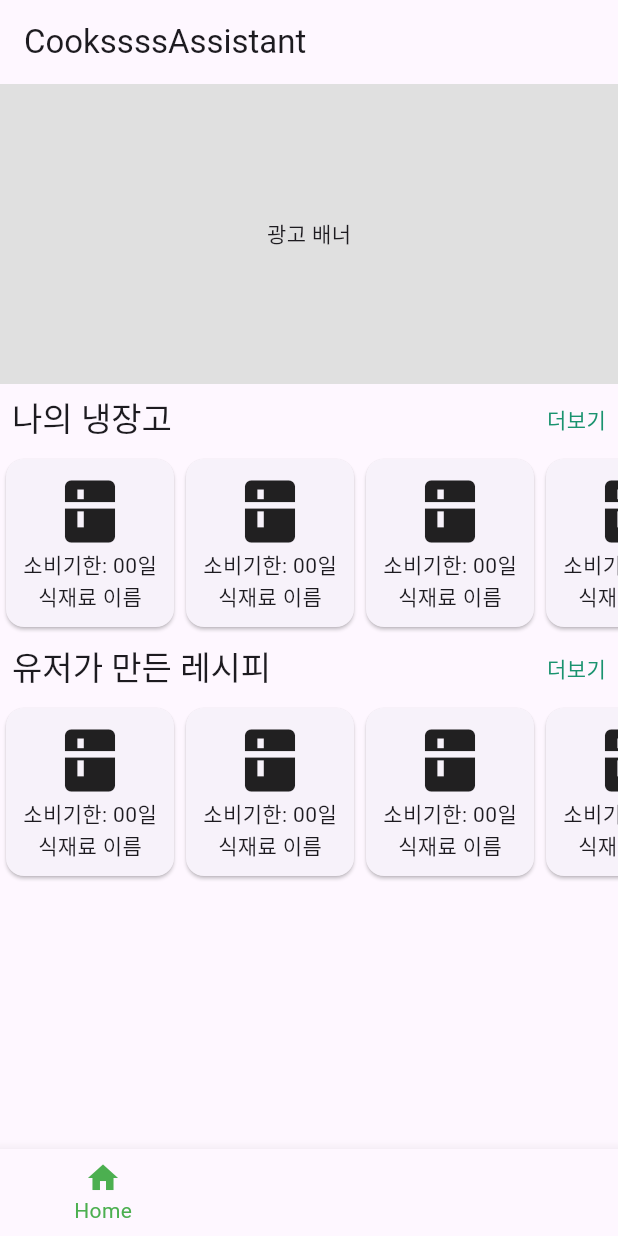
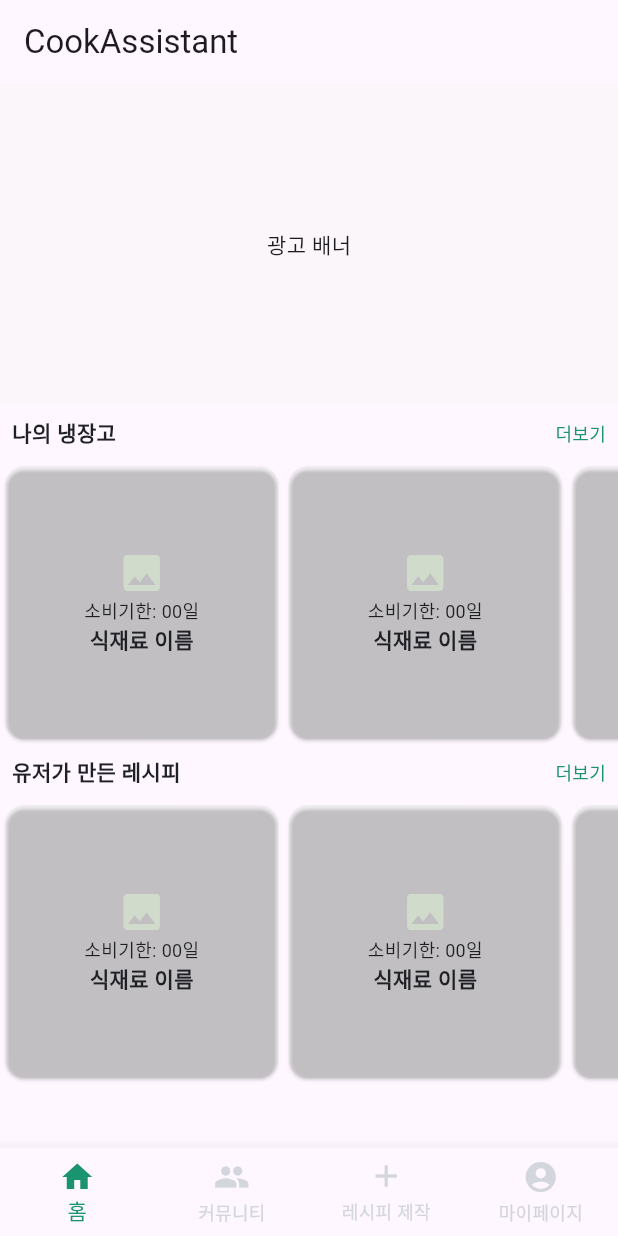
Before and after one commit to wallshield/openaiapi, a Flutter app: the screen it shows after launch, on a phone screen of 412 x 824 dp. Run offline on Flutter 3.47's test engine with Material 3 defaults, Android fonts, the phone set to English and light mode, and no system bars.

Commit message:
feat : edit css overall

```diff
--- a/lib/main.dart
+++ b/lib/main.dart
@@ -3,6 +3,8 @@ import 'package:cook_assistant/ui/page/community/community.dart';
 import 'package:cook_assistant/ui/page/home/home.dart';
 import 'package:cook_assistant/ui/page/make_recipe/make_recipe.dart';
 import 'package:cook_assistant/ui/page/my_page/my_page.dart';
+import 'package:cook_assistant/ui/theme/color.dart';
+import 'package:cook_assistant/ui/theme/text_styles.dart';
 
 void main() => runApp(MyApp());
 
@@ -13,6 +15,8 @@ class MyApp extends StatelessWidget {
       title: 'CookAssistant',
       theme: ThemeData(
         primarySwatch: Colors.green,
+        primaryColor: AppColors.highlightDarkest,
+        splashColor: Colors.transparent,
       ),
       home: MyHomePage(),
     );
@@ -44,31 +48,34 @@ class _MyHomePageState extends State<MyHomePage> {
   @override
   Widget build(BuildContext context) {
     return Scaffold(
-      appBar: AppBar(
-        title: Text('CookssssAssistant'),
-      ),
       body: _widgetOptions.elementAt(_selectedIndex),
+
       bottomNavigationBar: BottomNavigationBar(
         items: const <BottomNavigationBarItem>[
           BottomNavigationBarItem(
             icon: Icon(Icons.home),
-            label: 'Home',
+            label: '홈',
           ),
           BottomNavigationBarItem(
             icon: Icon(Icons.people),
-            label: 'Community',
+            label: '커뮤니티',
           ),
           BottomNavigationBarItem(
             icon: Icon(Icons.add),
-            label: 'Make Recipe',
+            label: '레시피 제작',
           ),
           BottomNavigationBarItem(
             icon: Icon(Icons.account_circle),
-            label: 'My Page',
+            label: '마이페이지',
           ),
         ],
         currentIndex: _selectedIndex,
-        selectedItemColor: Colors.green,
+        selectedItemColor: AppColors.highlightDarkest,
+        unselectedItemColor: AppColors.neutralLightDark,
+        selectedLabelStyle: TextStyle(color: AppColors.neutralDarkDarkest),
+        unselectedLabelStyle: TextStyle(color: AppColors.neutralDarkLight),
+        showUnselectedLabels: true,
+        type: BottomNavigationBarType.fixed,
         onTap: _onItemTapped,
       ),
     );
--- a/lib/ui/page/community/community.dart
+++ b/lib/ui/page/community/community.dart
@@ -5,7 +5,7 @@ class CommunityPage extends StatelessWidget {
   Widget build(BuildContext context) {
     return Scaffold(
       appBar: AppBar(
-        title: Text('Community'),
+        title: Text('커뮤니티'),
       ),
       body: Center(
         child: Text('Community Page'),
--- a/lib/ui/page/home/home.dart
+++ b/lib/ui/page/home/home.dart
@@ -1,16 +1,21 @@
 import 'package:flutter/material.dart';
+import 'package:cook_assistant/ui/theme/color.dart';
+import 'package:cook_assistant/ui/theme/text_styles.dart';
 
 class HomeScreen extends StatelessWidget {
   @override
   Widget build(BuildContext context) {
     return Scaffold(
-
+      appBar: AppBar(
+        title: Text('CookAssistant'),
+      ),
       body: SingleChildScrollView(
         child: Column(
           children: <Widget>[
+
             Container(
-              height: 200,
-              color: Colors.grey[300],
+              height: 214,
+              color: AppColors.highlightLightest,
               child: Center(
                 child: Text('광고 배너'),
               ),
@@ -32,10 +37,16 @@ class HomeScreen extends StatelessWidget {
       child: Row(
         mainAxisAlignment: MainAxisAlignment.spaceBetween,
         children: <Widget>[
-          Text(title, style: Theme.of(context).textTheme.headline6),
+          Text(
+              title,
+              style: AppTextStyles.headingH4.copyWith(color: AppColors.neutralDarkDarkest),
+          ),
           GestureDetector(
-            onTap: onTap,
-            child: Text('더보기', style: TextStyle(color: Color(0xFF1A936F))),
+              onTap: onTap,
+              child: Text(
+                '더보기',
+                style: AppTextStyles.actionM.copyWith(color: AppColors.highlightDarkest),
+              ),
           ),
         ],
       ),
@@ -44,20 +55,30 @@ class HomeScreen extends StatelessWidget {
 
   Widget _buildHorizontalList() {
     return Container(
-      height: 120,
+      height: 189,
       child: ListView.builder(
         scrollDirection: Axis.horizontal,
         itemCount: 5,
         itemBuilder: (context, index) {
           return Container(
-            width: 120,
+            width: 189,
             child: Card(
+              color: AppColors.highlightLightest,
               child: Column(
                 mainAxisAlignment: MainAxisAlignment.center,
                 children: <Widget>[
-                  Icon(Icons.kitchen, size: 50),
-                  Text('소비기한: 00일'),
-                  Text('식재료 이름'),
+                  Icon(Icons.photo,
+                      size: 32,
+                      color: AppColors.highlightLight,
+                  ),
+                  Text(
+                    '소비기한: 00일',
+                    style: AppTextStyles.bodyS.copyWith(color: AppColors.neutralDarkDarkest),
+                  ),
+                  Text(
+                    '식재료 이름',
+                    style: AppTextStyles.headingH4.copyWith(color: AppColors.neutralDarkDarkest),
+                  ),
                 ],
               ),
             ),
--- a/lib/ui/page/my_page/my_page.dart
+++ b/lib/ui/page/my_page/my_page.dart
@@ -5,10 +5,10 @@ class MyPage extends StatelessWidget {
   Widget build(BuildContext context) {
     return Scaffold(
       appBar: AppBar(
-        title: Text('Mypage'),
+        title: Text('마이페이지'),
       ),
       body: Center(
-        child: Text('MYPAGEEEEEE'),
+        child: Text('MYPAGE'),
       ),
     );
   }
```
Also changed, not shown: lib/ui/page/make_recipe/make_recipe.dart (+31 -8 lines).
